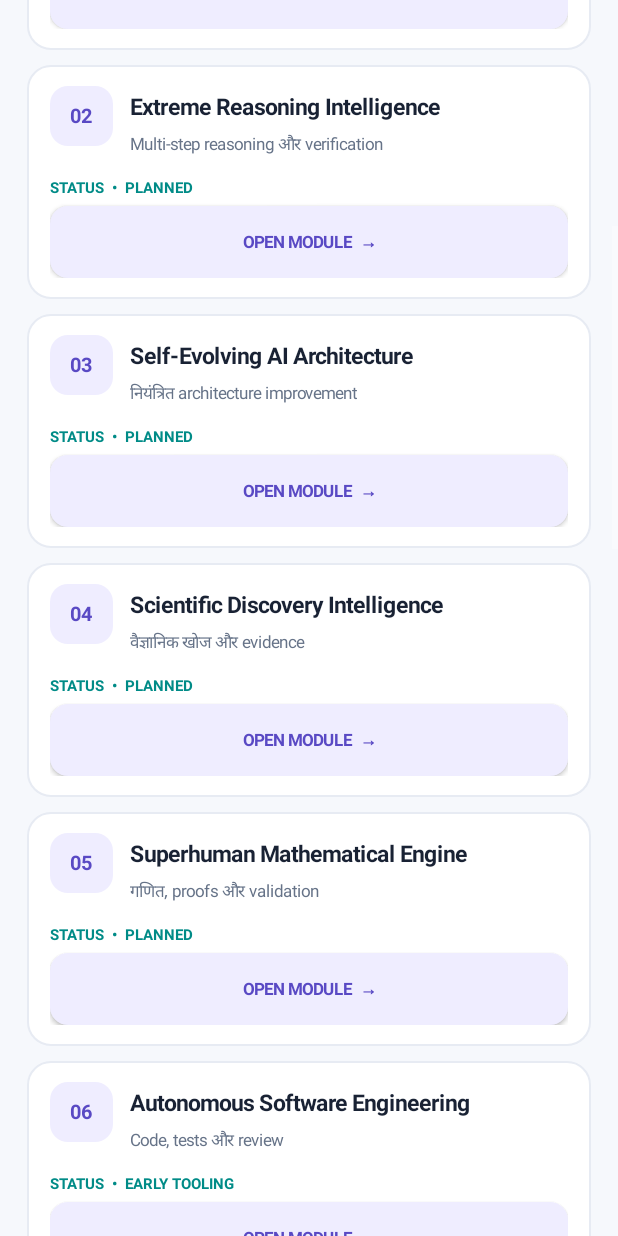
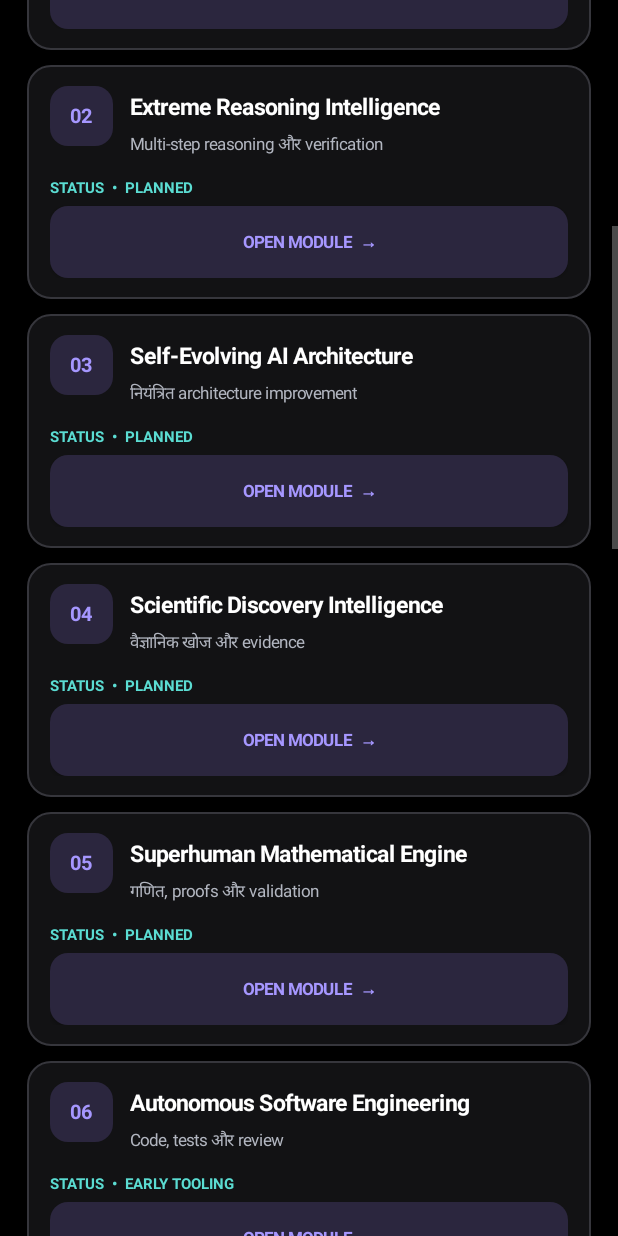
Before and after one commit to egalego-sudo/special-super-intelligency, an Android app: the screen it shows after launch (MainActivity), scrolled down 576 dp, on a phone screen of 412 x 824 dp. Run offline under Robolectric (Android 15) with nearby library versions, the phone set to English and light mode, and no system bars.

Commit message:
Improve dark dashboard theme and validate remote module links

```diff
--- a/app/src/main/java/com/bittupandit/ssi/MainActivity.java
+++ b/app/src/main/java/com/bittupandit/ssi/MainActivity.java
@@ -22,11 +22,14 @@ import java.util.ArrayList;
 public class MainActivity extends Activity {
     private static final String REPO = "https://github.com/egalego-sudo/special-super-intelligency";
     private static final String RAW_CONFIG = "https://raw.githubusercontent.com/egalego-sudo/special-super-intelligency/android-control-app-v1/app-config/dashboard.json";
-    private static final int BG = Color.rgb(246, 248, 252);
-    private static final int INK = Color.rgb(25, 34, 52);
-    private static final int MUTED = Color.rgb(102, 115, 136);
-    private static final int ACCENT = Color.rgb(89, 73, 196);
-    private static final int TEAL = Color.rgb(0, 139, 135);
+    private static final int BG = Color.BLACK;
+    private static final int CARD = Color.rgb(18, 18, 20);
+    private static final int SURFACE = Color.rgb(36, 36, 40);
+    private static final int STROKE = Color.rgb(54, 54, 60);
+    private static final int INK = Color.WHITE;
+    private static final int MUTED = Color.rgb(178, 182, 192);
+    private static final int ACCENT = Color.rgb(166, 151, 255);
+    private static final int TEAL = Color.rgb(91, 220, 210);
     private LinearLayout root, moduleList;
     private TextView syncStatus, versionText;
     private final ArrayList<Module> modules = new ArrayList<>();
@@ -43,9 +46,9 @@ public class MainActivity extends Activity {
 
     @Override public void onCreate(Bundle state) {
         super.onCreate(state);
-        getWindow().setStatusBarColor(Color.rgb(246,248,252));
-        getWindow().setNavigationBarColor(Color.rgb(246,248,252));
-        getWindow().getDecorView().setSystemUiVisibility(View.SYSTEM_UI_FLAG_LIGHT_STATUS_BAR | View.SYSTEM_UI_FLAG_LIGHT_NAVIGATION_BAR);
+        getWindow().setStatusBarColor(Color.BLACK);
+        getWindow().setNavigationBarColor(Color.BLACK);
+        getWindow().getDecorView().setSystemUiVisibility(0);
         buildShell();
         loadFallbackModules();
         renderModules();
@@ -70,7 +73,7 @@ public class MainActivity extends Activity {
         root.addView(label("14-MODULE CONTROL CENTER",12,MUTED,true));
         root.addView(space(16));
 
-        LinearLayout hero = panel(Color.rgb(29,34,58),18);
+        LinearLayout hero = panel(Color.rgb(15, 15, 18),18);
         TextView heroTag=label("PROJECT COMMAND",11,Color.rgb(174,222,220),true);
         TextView heroTitle=label("One place. Fourteen workstreams.",19,Color.WHITE,true);
         TextView heroNote=label("Track research, open each module and sync its live dashboard configuration.",13,Color.rgb(222,226,239),false);
@@ -82,7 +85,7 @@ public class MainActivity extends Activity {
         Button sync = actionButton("⟳  SYNC DASHBOARD",ACCENT,Color.WHITE);
         sync.setOnClickListener(v -> syncDashboard());
         actionRow.addView(sync,new LinearLayout.LayoutParams(0,-2,1));
-        Button repo = actionButton("REPOSITORY",Color.rgb(226,230,240),INK);
+        Button repo = actionButton("REPOSITORY",SURFACE,INK);
         repo.setOnClickListener(v -> open(REPO));
         LinearLayout.LayoutParams rp=new LinearLayout.LayoutParams(0,-2,1); rp.leftMargin=dp(8);
         actionRow.addView(repo,rp);
@@ -99,7 +102,7 @@ public class MainActivity extends Activity {
         moduleList.setOrientation(LinearLayout.VERTICAL);
         root.addView(moduleList);
 
-        LinearLayout quick = panel(Color.WHITE,16);
+        LinearLayout quick = panel(CARD,16);
         quick.addView(label("ENGINEERING SHORTCUTS",11,ACCENT,true));
         quick.addView(label("Tests, progress and review history",15,INK,true));
         addWideAction(quick,"OPEN CODE & UPDATE FILES",REPO+"/tree/android-control-app-v1");
@@ -155,7 +158,14 @@ public class MainActivity extends Activity {
                 JSONObject config=new JSONObject(body.toString());
                 JSONArray arr=config.getJSONArray("modules");
                 ArrayList<Module> fresh=new ArrayList<>();
-                for(int i=0;i<arr.length();i++) fresh.add(new Module(arr.getJSONObject(i)));
+                for(int i=0;i<arr.length();i++) {
+                    JSONObject item=arr.getJSONObject(i);
+                    String docUrl=item.optString("doc_url");
+                    if (!docUrl.matches("https://github\\\\.com/egalego-sudo/special-super-intelligency/blob/(android-control-app-v1|main)/docs/modules/[0-9]{2}-[a-z0-9-]+\\\\.md")) {
+                        throw new Exception("Rejected module document URL");
+                    }
+                    fresh.add(new Module(item));
+                }
                 if(fresh.size()!=14) throw new Exception("Expected 14 modules");
                 runOnUiThread(() -> {
                     modules.clear();modules.addAll(fresh);renderModules();
@@ -173,12 +183,12 @@ public class MainActivity extends Activity {
         moduleList.removeAllViews();
         for(int i=0;i<modules.size();i++) {
             final Module m=modules.get(i);
-            LinearLayout card=panel(Color.WHITE,15);
+            LinearLayout card=panel(CARD,15);
             LinearLayout top=new LinearLayout(this);
             top.setOrientation(LinearLayout.HORIZONTAL);
             TextView number=label(String.format(java.util.Locale.US,"%02d",i+1),13,ACCENT,true);
             number.setGravity(Gravity.CENTER);
-            GradientDrawable bubble=new GradientDrawable();bubble.setColor(Color.rgb(239,237,255));bubble.setCornerRadius(dp(12));
+            GradientDrawable bubble=new GradientDrawable();bubble.setColor(Color.rgb(43, 38, 62));bubble.setCornerRadius(dp(12));
             number.setBackground(bubble);number.setPadding(dp(10),dp(8),dp(10),dp(8));
             top.addView(number,new LinearLayout.LayoutParams(dp(42),dp(40)));
             LinearLayout titleBox=new LinearLayout(this);titleBox.setOrientation(LinearLayout.VERTICAL);
@@ -190,7 +200,7 @@ public class MainActivity extends Activity {
             card.addView(top);
             TextView state=label("STATUS  •  "+m.status.toUpperCase(java.util.Locale.ROOT),10,TEAL,true);
             state.setPadding(0,dp(10),0,dp(5));card.addView(state);
-            Button open=actionButton("OPEN MODULE  →",Color.rgb(239,237,255),ACCENT);
+            Button open=actionButton("OPEN MODULE  →",Color.rgb(43, 38, 62),ACCENT);
             open.setOnClickListener(v -> showModule(m));
             card.addView(open);
             moduleList.addView(card,bottom(10));
@@ -213,7 +223,7 @@ public class MainActivity extends Activity {
         LinearLayout box=new LinearLayout(this);box.setOrientation(LinearLayout.VERTICAL);
         box.setPadding(dp(15),dp(14),dp(15),dp(14));
         GradientDrawable bg=new GradientDrawable();bg.setColor(color);bg.setCornerRadius(dp(radius));
-        bg.setStroke(dp(1),Color.rgb(231,235,243));box.setBackground(bg);return box;
+        bg.setStroke(dp(1),STROKE);box.setBackground(bg);return box;
     }
     private Button actionButton(String text,int background,int foreground) {
         Button b=new Button(this);b.setText(text);b.setTextSize(11);b.setTypeface(Typeface.DEFAULT,Typeface.BOLD);
@@ -222,7 +232,7 @@ public class MainActivity extends Activity {
         return b;
     }
     private void addWideAction(LinearLayout parent,String title,String url) {
-        Button b=actionButton(title,Color.rgb(245,247,251),INK);b.setOnClickListener(v->open(url));
+        Button b=actionButton(title,SURFACE,INK);b.setOnClickListener(v->open(url));
         LinearLayout.LayoutParams lp=bottom(6);parent.addView(b,lp);
     }
     private TextView space(int h) { TextView v=new TextView(this);v.setHeight(dp(h));return v; }
```
